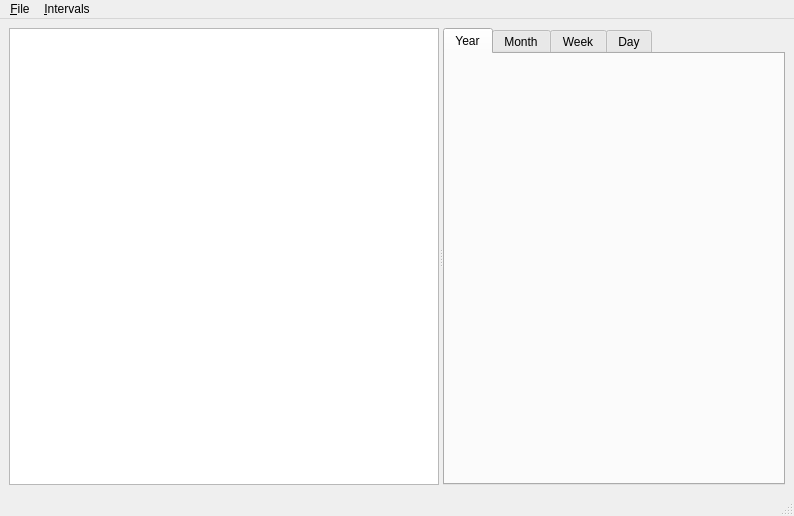
Above: src/mainwindow.ui from pasbi/TiRe before the change. Below: the same form after it.
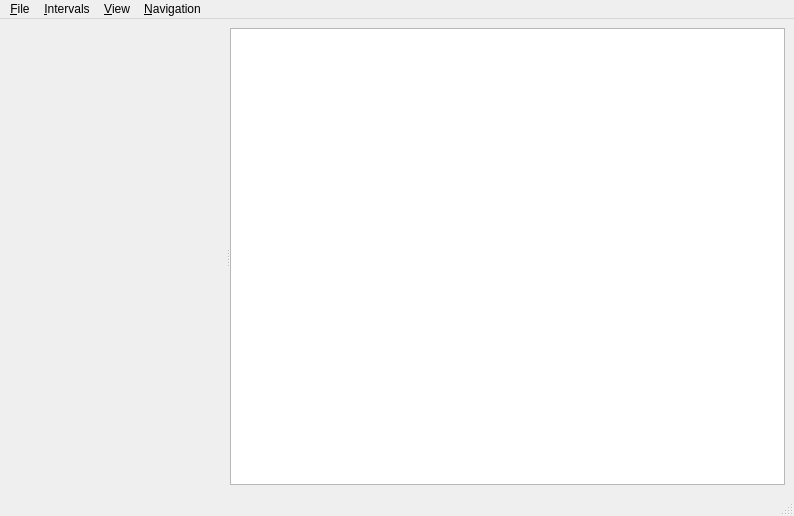
That is the form after the change. Custom widgets are drawn as their Qt base class.

What changed in the file:
```diff
--- a/src/mainwindow.ui
+++ b/src/mainwindow.ui
@@ -20,36 +20,8 @@
       <property name="orientation">
        <enum>Qt::Orientation::Horizontal</enum>
       </property>
-      <widget class="TableView" name="tableView">
-       <attribute name="horizontalHeaderVisible">
-        <bool>false</bool>
-       </attribute>
-      </widget>
-      <widget class="QTabWidget" name="tabWidget">
-       <property name="currentIndex">
-        <number>0</number>
-       </property>
-       <widget class="PeriodSummary" name="tab_year">
-        <attribute name="title">
-         <string>Year</string>
-        </attribute>
-       </widget>
-       <widget class="PeriodSummary" name="tab_month">
-        <attribute name="title">
-         <string>Month</string>
-        </attribute>
-       </widget>
-       <widget class="PeriodSummary" name="tab_week">
-        <attribute name="title">
-         <string>Week</string>
-        </attribute>
-       </widget>
-       <widget class="PeriodSummary" name="tab_day">
-        <attribute name="title">
-         <string>Day</string>
-        </attribute>
-       </widget>
-      </widget>
+      <widget class="PeriodSummary" name="period_summary" native="true"/>
+      <widget class="QTableView" name="tableView"/>
      </widget>
     </item>
    </layout>
@@ -78,8 +50,27 @@
     </property>
     <addaction name="action_Add_Interval"/>
    </widget>
+   <widget class="QMenu" name="menuView">
+    <property name="title">
+     <string>&amp;View</string>
+    </property>
+    <addaction name="actionYear"/>
+    <addaction name="actionMonth"/>
+    <addaction name="actionWeek"/>
+    <addaction name="actionDay"/>
+   </widget>
+   <widget class="QMenu" name="menuNavigation">
+    <property name="title">
+     <string>&amp;Navigation</string>
+    </property>
+    <addaction name="actionNext"/>
+    <addaction name="actionPrevious"/>
+    <addaction name="actionToday"/>
+   </widget>
    <addaction name="menu_File"/>
    <addaction name="menuIntervals"/>
+   <addaction name="menuView"/>
+   <addaction name="menuNavigation"/>
   </widget>
   <widget class="QStatusBar" name="statusbar"/>
   <action name="action_Load">
@@ -130,11 +121,6 @@
    <header>periodsummary.h</header>
    <container>1</container>
   </customwidget>
-  <customwidget>
-   <class>TableView</class>
-   <extends>QTableView</extends>
-   <header>tableview.h</header>
-  </customwidget>
  </customwidgets>
  <resources/>
  <connections/>
```
Left out of the diff: 68 changed lines with no effect on the pictures.
